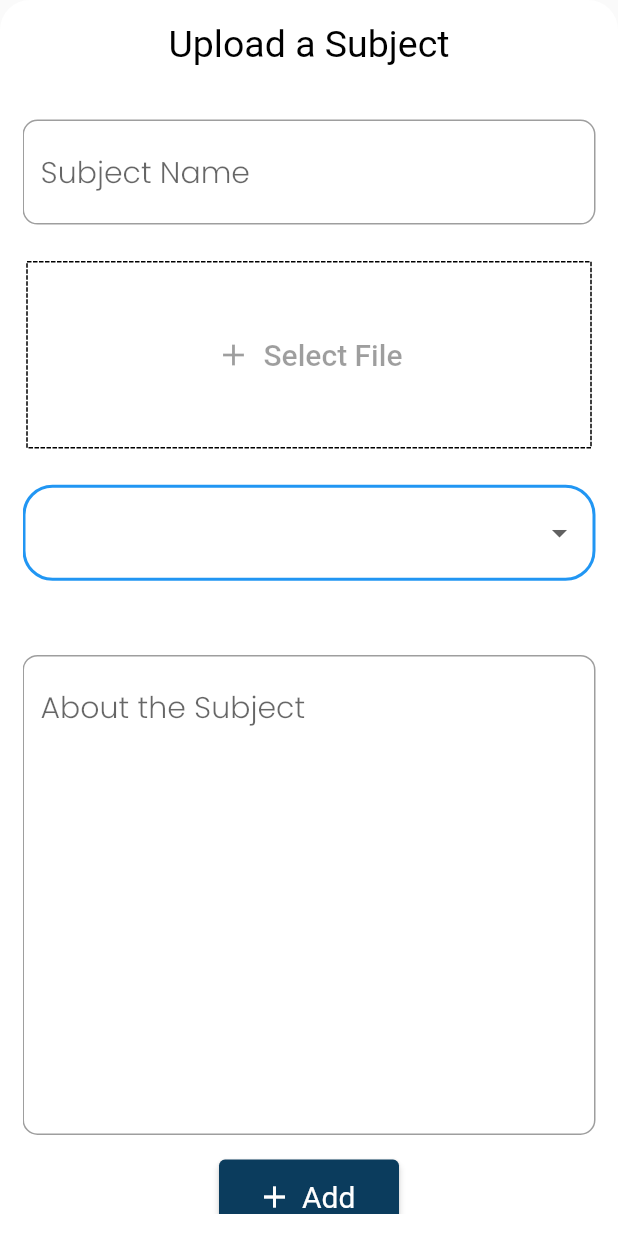
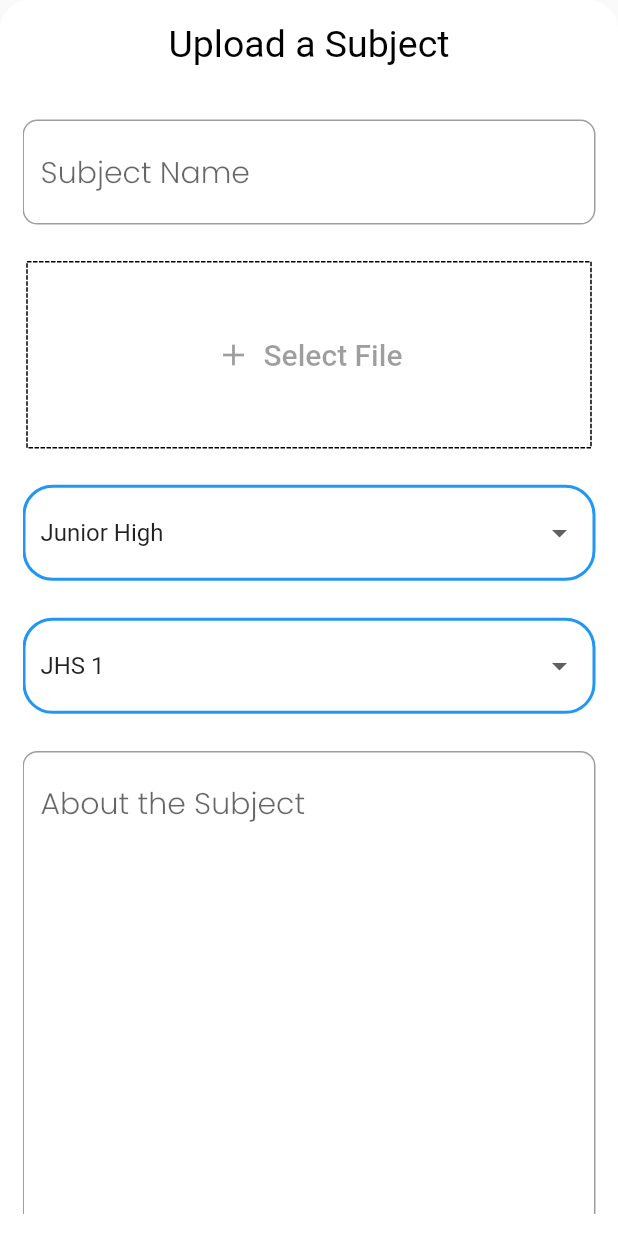
Before and after one commit to Darius253/learn, a Flutter app: the UploadingWidget screen opened directly, on a phone screen of 412 x 824 dp. Run offline on Flutter 3.47's test engine with Material 2 defaults, Android fonts, the phone set to English and light mode, and no system bars; drawn by our look-alikes of dotted_border; our stand-ins replace cloud_firestore, delayed_display, file_picker, firebase_auth, firebase_core, firebase_storage and 3 more; missing offline and left inert: flutter_email_sender; accounts and stored records are empty.

Commit message:
⚙Made few changes

```diff
--- a/lib/widgets/uploading_widget.dart
+++ b/lib/widgets/uploading_widget.dart
@@ -18,8 +18,11 @@ class UploadingWidget extends StatefulWidget {
 
 class _UploadingWidgetState extends State<UploadingWidget> {
   final _dropdownFormKey = GlobalKey<FormState>();
+  final _dropdown = GlobalKey<FormState>();
   PlatformFile? pickedFile;
   UploadTask? uploadTask;
+  String dropdownItem = "Junior High";
+  String selectedvalue = "JHS 1";
   final TextEditingController form = TextEditingController();
   final TextEditingController school = TextEditingController();
   final TextEditingController about = TextEditingController();
@@ -34,23 +37,18 @@ class _UploadingWidgetState extends State<UploadingWidget> {
     return menuItems;
   }
 
-  List<DropdownMenuItem<String>> get jhs {
+  List<DropdownMenuItem<String>> get selectedvalues {
     List<DropdownMenuItem<String>> menuItems = [
       const DropdownMenuItem(value: "JHS 1", child: Text("JHS 1")),
       const DropdownMenuItem(value: "JHS 2", child: Text("JHS 2")),
       const DropdownMenuItem(value: "JHS 3", child: Text("JHS 3")),
-    ];
-    return menuItems;
-  }
-
-  List<DropdownMenuItem<String>> get shs {
-    List<DropdownMenuItem<String>> menuItems = [
       const DropdownMenuItem(value: "SHS 1", child: Text("SHS 1")),
       const DropdownMenuItem(value: "SHS 2", child: Text("SHS 2")),
       const DropdownMenuItem(value: "SHS 3", child: Text("SHS 3")),
     ];
     return menuItems;
   }
+
 
   @override
   Widget build(BuildContext context) {
@@ -139,40 +137,40 @@ class _UploadingWidgetState extends State<UploadingWidget> {
                                 value == null ? "Select School" : null,
                             dropdownColor:
                                 const Color.fromARGB(255, 243, 245, 248),
-                            value: 'Select School',
+                            value: dropdownItem,
                             onChanged: (String? newValue) {
                               setState(() {
-                                school.text = newValue!;
+                                dropdownItem = newValue!;
                               });
                             },
                             items: dropdownItems)),
                     SizedBox(height: height * 0.03),
-                    // Form(
-                    //     key: _dropdownFormKey,
-                    //     child: DropdownButtonFormField(
-                    //         decoration: InputDecoration(
-                    //           enabledBorder: OutlineInputBorder(
-                    //             borderSide: const BorderSide(
-                    //                 color: Colors.blue, width: 2),
-                    //             borderRadius: BorderRadius.circular(20),
-                    //           ),
-                    //           border: OutlineInputBorder(
-                    //             borderSide: const BorderSide(
-                    //                 color: Colors.blue, width: 2),
-                    //             borderRadius: BorderRadius.circular(20),
-                    //           ),
-                    //         ),
-                    //         validator: (value) =>
-                    //             value == null ? "Select Class" : null,
-                    //         dropdownColor:
-                    //             const Color.fromARGB(255, 243, 245, 248),
-                    //         value: form.text,
-                    //         onChanged: (String? newValue) {
-                    //           setState(() {
-                    //             form.text = newValue!;
-                    //           });
-                    //         },
-                    //         items: jhs)),
+                    Form(
+                        key: _dropdown,
+                        child: DropdownButtonFormField(
+                            decoration: InputDecoration(
+                              enabledBorder: OutlineInputBorder(
+                                borderSide: const BorderSide(
+                                    color: Colors.blue, width: 2),
+                                borderRadius: BorderRadius.circular(20),
+                              ),
+                              border: OutlineInputBorder(
+                                borderSide: const BorderSide(
+                                    color: Colors.blue, width: 2),
+                                borderRadius: BorderRadius.circular(20),
+                              ),
+                            ),
+                            validator: (value) =>
+                                value == null ? "Select School" : null,
+                            dropdownColor:
+                                const Color.fromARGB(255, 243, 245, 248),
+                            value: selectedvalue,
+                            onChanged: (String? newValue) {
+                              setState(() {
+                                selectedvalue = newValue!;
+                              });
+                            },
+                            items: selectedvalues)),
                     SizedBox(height: height * 0.03),
                     textfield(about, 'About the Subject', 10),
                     SizedBox(height: height * 0.02),
@@ -218,9 +216,9 @@ class _UploadingWidgetState extends State<UploadingWidget> {
 
   Future uploadSubject() async {
     if (subjectname.text.isNotEmpty &&
-        form.text.isNotEmpty &&
+        dropdownItem.isNotEmpty &&
         pickedFile != null &&
-        school.text.isNotEmpty &&
+        selectedvalue.isNotEmpty &&
         about.text.isNotEmpty) {
       Get.snackbar('Uploading Subject', 'Please Wait', isDismissible: false);
       if (pickedFile != null) {
@@ -239,7 +237,8 @@ class _UploadingWidgetState extends State<UploadingWidget> {
         about: about.text,
         file: file,
         subjectID: pickedFile!.name,
-        school: school.text,
+        school: dropdownItem,
+        form: selectedvalue
       );
 
       // FirestoreService instance
@@ -255,15 +254,16 @@ class _UploadingWidgetState extends State<UploadingWidget> {
           'name': subject.name,
           'about': subject.about,
           'file': file,
-          'form': form.text,
-          'school': school.text,
+          'form': selectedvalue,
+          'school': dropdownItem,
         },
       ).then((value) => print('A document was added '));
 
       FirestoreService.schoolCollection.doc(subject.subjectID).set(
         {
-          'type': school.text,
-          'class': form.text,
+
+          'form': selectedvalue,
+          'school': dropdownItem,
           'file name': subject.subjectID,
           'subject ': subject.name,
         },
@@ -271,8 +271,9 @@ class _UploadingWidgetState extends State<UploadingWidget> {
 
       FirestoreService.classCollection.doc(subject.subjectID).set(
         {
-          'type': school.text,
-          'class': form.text,
+
+          'form': selectedvalue,
+          'school': dropdownItem,
           'file name': subject.subjectID,
           'subject': subject.name,
         },
```
